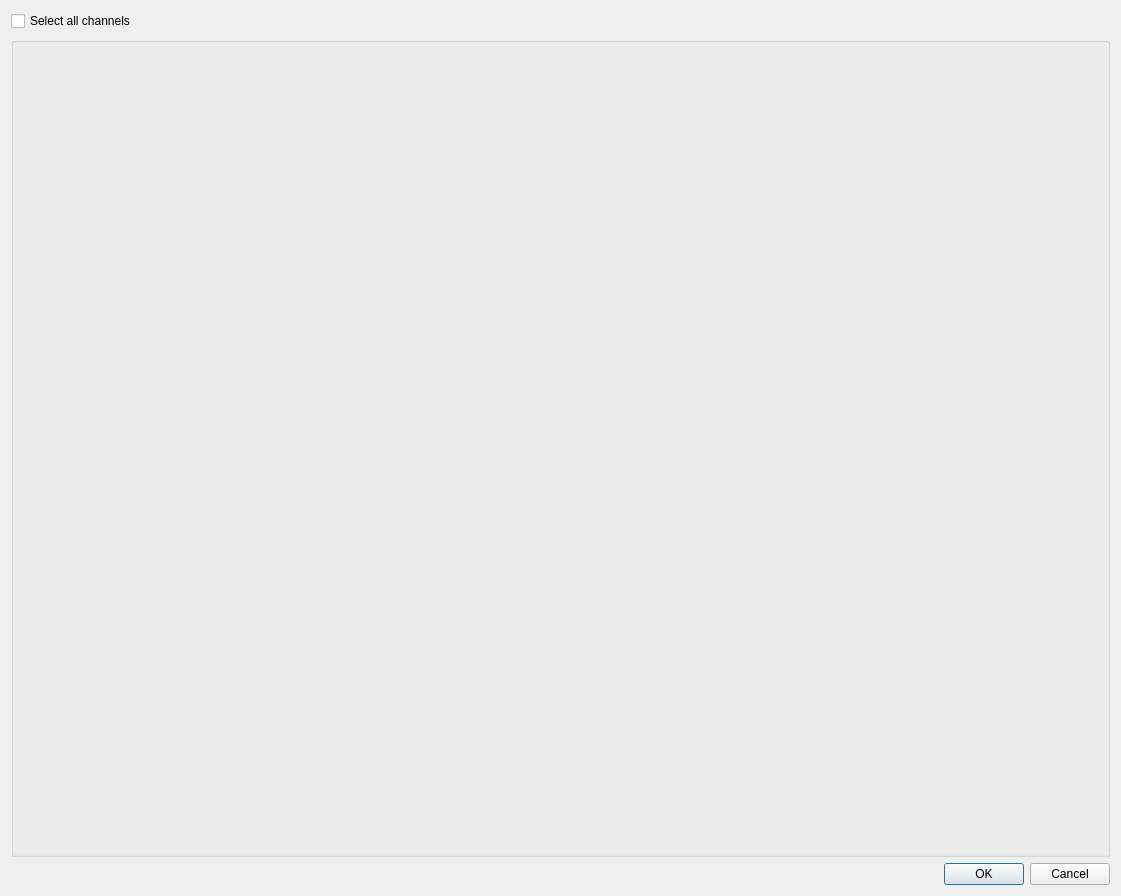
This is guide/DialogChannels.ui in CCC-members/EEG_ArtifacRejection as Qt 5 draws it before an edit. The edited form follows.
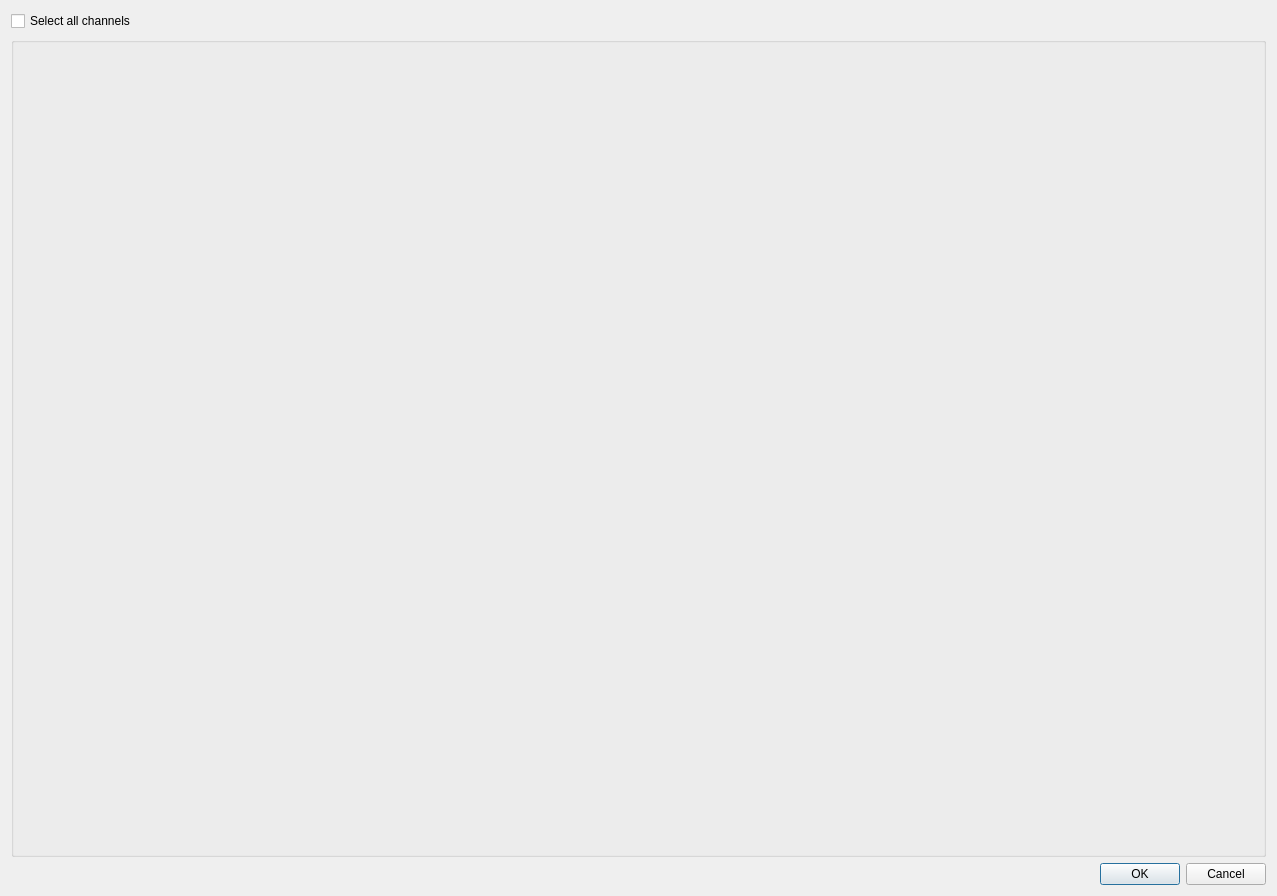
This is the edited form.

```diff
--- a/guide/DialogChannels.ui
+++ b/guide/DialogChannels.ui
@@ -6,7 +6,7 @@
    <rect>
     <x>0</x>
     <y>0</y>
-    <width>1121</width>
+    <width>1277</width>
     <height>896</height>
    </rect>
   </property>
@@ -19,15 +19,15 @@
   <property name="windowTitle">
    <string>Select the channels for annotation</string>
   </property>
-  <layout class="QVBoxLayout" name="verticalLayout_2">
-   <item>
-    <widget class="QCheckBox" name="checkBox">
+  <layout class="QGridLayout" name="gridLayout_3">
+   <item row="0" column="0">
+    <widget class="QCheckBox" name="checkBoxAll">
      <property name="text">
       <string>Select all channels</string>
      </property>
     </widget>
    </item>
-   <item>
+   <item row="1" column="0" colspan="2">
     <widget class="QGroupBox" name="groupBoxChannels">
      <property name="sizePolicy">
       <sizepolicy hsizetype="Expanding" vsizetype="Expanding">
@@ -38,18 +38,14 @@
      <property name="title">
       <string/>
      </property>
-     <layout class="QVBoxLayout" name="verticalLayout_3">
-      <item>
-       <layout class="QVBoxLayout" name="verticalLayout">
-        <property name="spacing">
-         <number>0</number>
-        </property>
-       </layout>
+     <layout class="QGridLayout" name="gridLayout_2">
+      <item row="0" column="0">
+       <layout class="QGridLayout" name="gridLayout"/>
       </item>
      </layout>
     </widget>
    </item>
-   <item>
+   <item row="2" column="1">
     <widget class="QDialogButtonBox" name="buttonBox">
      <property name="orientation">
       <enum>Qt::Horizontal</enum>
```
